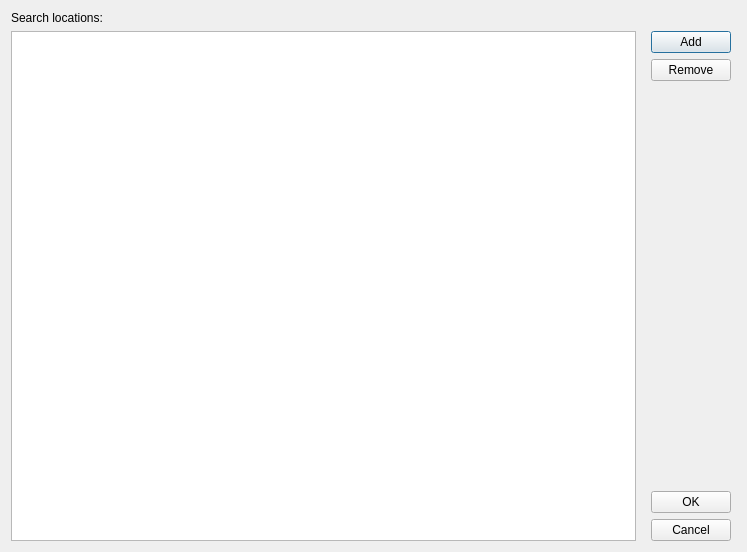
Before: the Qt Designer form SettingsDialog.ui in otengler/CodeBeagle, drawn with Qt 5.
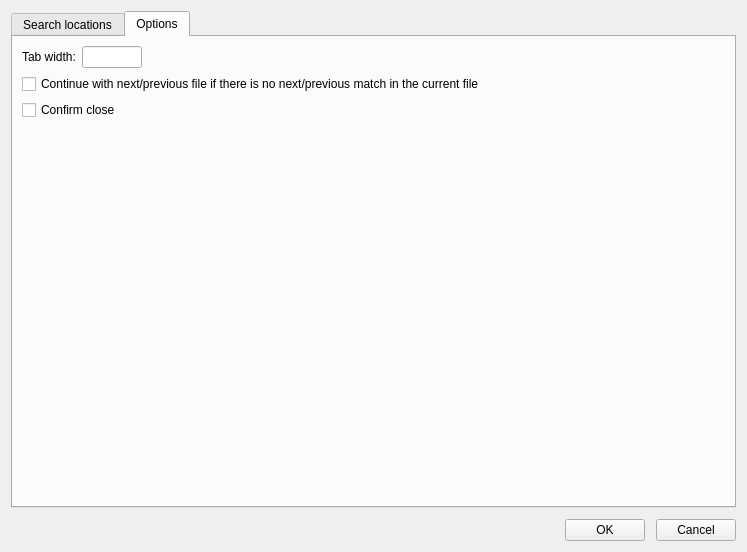
After: the same form once the commit is applied. The open tabs and pages were chosen to show the change. Custom widgets are drawn as their Qt base class.

Commit message: Settings dialog almost finished, Type info to Config added

```diff
--- a/SettingsDialog.ui
+++ b/SettingsDialog.ui
@@ -13,15 +13,36 @@
   <property name="windowTitle">
    <string>Settings</string>
   </property>
-  <layout class="QGridLayout" name="gridLayout">
-   <item row="0" column="0">
-    <widget class="QLabel" name="labelAdditionalSearchLocations">
-     <property name="text">
-      <string>Search locations:</string>
-     </property>
-    </widget>
-   </item>
-   <item row="0" column="1" rowspan="2">
+  <layout class="QVBoxLayout" name="verticalLayout_3">
+   <property name="spacing">
+    <number>11</number>
+   </property>
+   <item>
+    <widget class="QTabWidget" name="tabWidget">
+     <property name="currentIndex">
+      <number>0</number>
+     </property>
+     <widget class="QWidget" name="tabSearchLocations">
+      <attribute name="title">
+       <string>Search locations</string>
+      </attribute>
+      <layout class="QGridLayout" name="gridLayout_2">
+       <item row="1" column="0">
+        <widget class="QFrame" name="frameSettingsItem">
+         <property name="frameShape">
+          <enum>QFrame::Panel</enum>
+         </property>
+         <property name="frameShadow">
+          <enum>QFrame::Plain</enum>
+         </property>
+         <layout class="QVBoxLayout" name="verticalLayout_2">
+          <item>
+           <widget class="SettingsItem" name="settingsItem" native="true"/>
+          </item>
+         </layout>
+        </widget>
+       </item>
+       <item row="3" column="1">
     <widget class="QFrame" name="frameButtons">
      <layout class="QVBoxLayout" name="verticalLayout">
       <property name="topMargin">
@@ -67,24 +88,24 @@
         </property>
        </spacer>
       </item>
-      <item>
-       <widget class="QPushButton" name="buttonOK">
-        <property name="text">
-         <string>OK</string>
-        </property>
-       </widget>
-      </item>
-      <item>
-       <widget class="QPushButton" name="buttonCancel">
-        <property name="text">
-         <string>Cancel</string>
-        </property>
-       </widget>
-      </item>
      </layout>
     </widget>
    </item>
-   <item row="1" column="0">
+       <item row="2" column="0">
+        <widget class="QLabel" name="labelAvailableLocations">
+         <property name="text">
+          <string>&lt;html&gt;&lt;head/&gt;&lt;body&gt;&lt;p&gt;&lt;span style=&quot; font-weight:600;&quot;&gt;Available search locations:&lt;/span&gt;&lt;/p&gt;&lt;/body&gt;&lt;/html&gt;</string>
+         </property>
+        </widget>
+       </item>
+       <item row="0" column="0">
+        <widget class="QLabel" name="labelEditLocation">
+         <property name="text">
+          <string>&lt;html&gt;&lt;head/&gt;&lt;body&gt;&lt;p&gt;&lt;span style=&quot; font-weight:600;&quot;&gt;Edit search location:&lt;/span&gt;&lt;/p&gt;&lt;/body&gt;&lt;/html&gt;</string>
+         </property>
+        </widget>
+       </item>
+       <item row="3" column="0">
     <widget class="QListView" name="listViewLocations">
      <property name="horizontalScrollBarPolicy">
       <enum>Qt::ScrollBarAlwaysOff</enum>
@@ -96,6 +117,87 @@
    </item>
   </layout>
  </widget>
+     <widget class="QWidget" name="tabOptions">
+      <attribute name="title">
+       <string>Options</string>
+      </attribute>
+      <layout class="QFormLayout" name="formLayout">
+       <item row="0" column="0">
+        <widget class="QLabel" name="labelTabWidth">
+         <property name="text">
+          <string>Tab width:</string>
+         </property>
+        </widget>
+       </item>
+       <item row="0" column="1">
+        <widget class="QLineEdit" name="editTabWidth">
+         <property name="maximumSize">
+          <size>
+           <width>60</width>
+           <height>16777215</height>
+          </size>
+         </property>
+        </widget>
+       </item>
+       <item row="1" column="0" colspan="2">
+        <widget class="QCheckBox" name="checkMatchOverFiles">
+         <property name="text">
+          <string>Continue with next/previous file if there is no next/previous match in the current file</string>
+         </property>
+        </widget>
+       </item>
+       <item row="2" column="0" colspan="2">
+        <widget class="QCheckBox" name="checkConfirmClose">
+         <property name="text">
+          <string>Confirm close</string>
+         </property>
+        </widget>
+       </item>
+      </layout>
+     </widget>
+    </widget>
+   </item>
+   <item>
+    <layout class="QHBoxLayout" name="horizontalLayout">
+     <item>
+      <spacer name="horizontalSpacer">
+       <property name="orientation">
+        <enum>Qt::Horizontal</enum>
+       </property>
+       <property name="sizeHint" stdset="0">
+        <size>
+         <width>40</width>
+         <height>20</height>
+        </size>
+       </property>
+      </spacer>
+     </item>
+     <item>
+      <widget class="QPushButton" name="buttonOK">
+       <property name="text">
+        <string>OK</string>
+       </property>
+      </widget>
+     </item>
+     <item>
+      <widget class="QPushButton" name="buttonCancel">
+       <property name="text">
+        <string>Cancel</string>
+       </property>
+      </widget>
+     </item>
+    </layout>
+   </item>
+  </layout>
+ </widget>
+ <customwidgets>
+  <customwidget>
+   <class>SettingsItem</class>
+   <extends>QWidget</extends>
+   <header>SettingsItem</header>
+   <container>1</container>
+  </customwidget>
+ </customwidgets>
  <resources/>
  <connections>
   <connection>
```
Left out of the diff: 13 changed lines with no effect on the pictures. Lines whose indentation alone changed are shown as unchanged. The commit also changes 29 other files.
